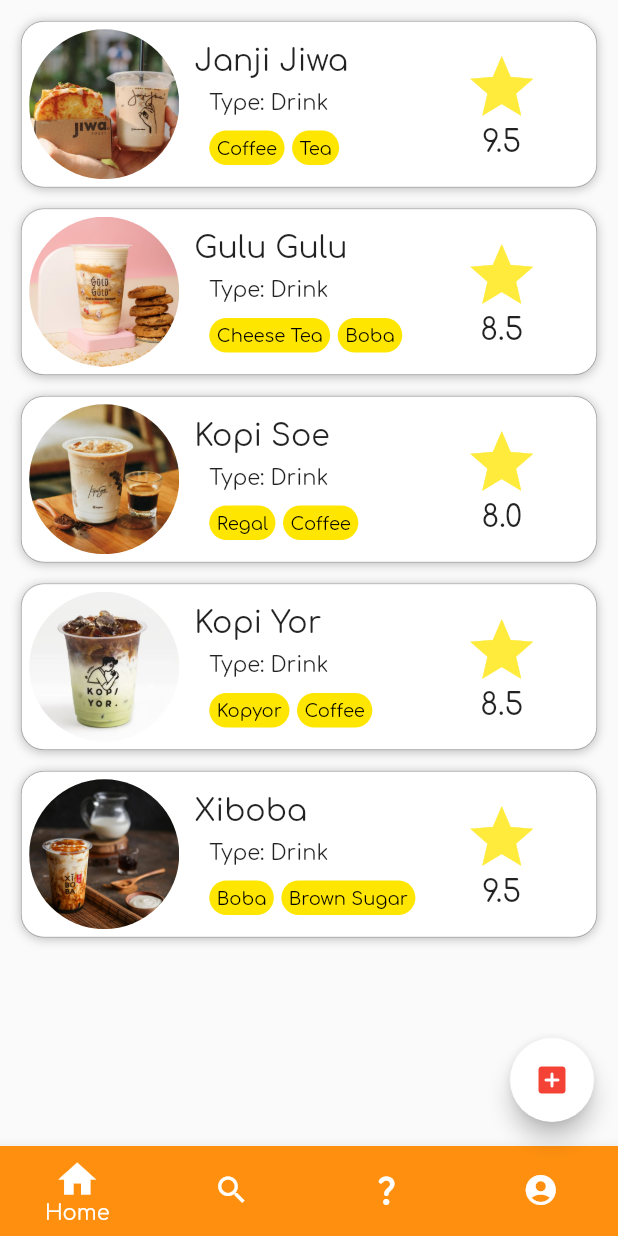
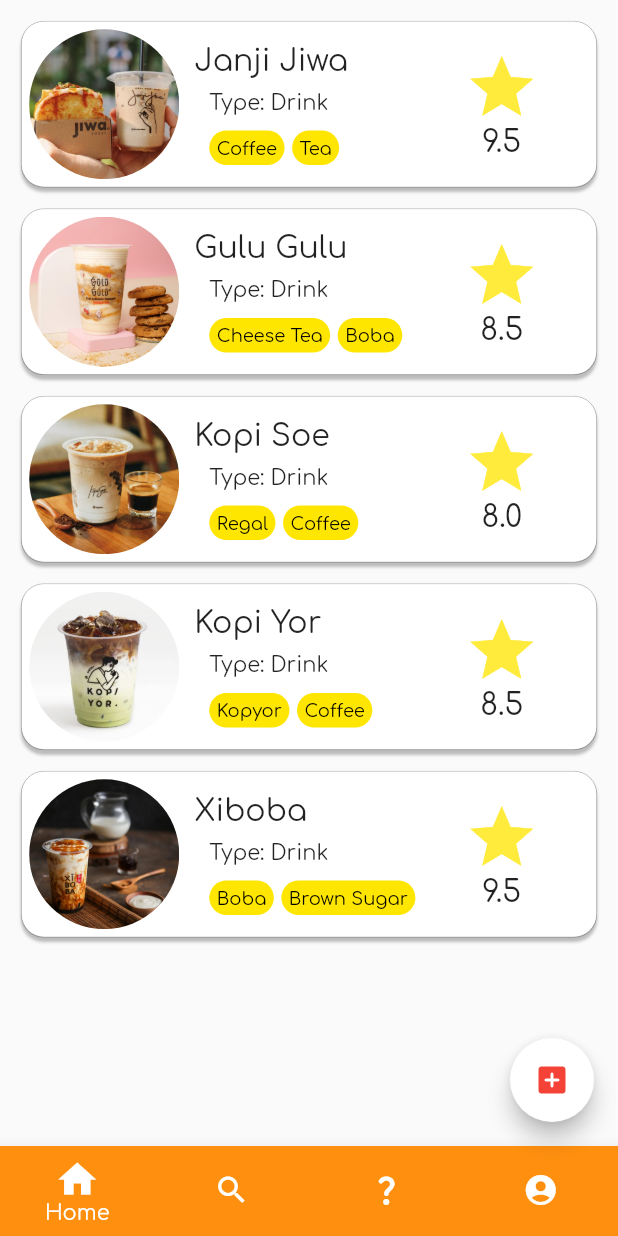
Before and after one commit to DhaniAM/Flutter_Locality_App, a Flutter app: the screen it shows after launch, on a phone screen of 412 x 824 dp. Run offline on Flutter 3.47's test engine with Material 2 defaults, Android fonts, the phone set to English and light mode, and no system bars; our stand-ins replace get.

Commit message:
merchant card style adjusted

```diff
--- a/lib/screen/home_screen.dart
+++ b/lib/screen/home_screen.dart
@@ -11,11 +11,8 @@
     return ListView.builder(
       itemBuilder: (context, index) {
         final Merchant merchant = merchantList[index];
-        return Padding(
-          padding: const EdgeInsets.only(top: 14, left: 14, right: 14),
-          child: MerchantCard(
-            merchant: merchant,
-          ),
+        return MerchantCard(
+          merchant: merchant,
         );
       },
       itemCount: merchantList.length,
--- a/lib/widget/merchant_card.dart
+++ b/lib/widget/merchant_card.dart
@@ -13,15 +13,17 @@
 
   @override
   Widget build(BuildContext context) {
-    return Container(
+    return Padding(
+      padding: const EdgeInsets.only(top: 14, left: 14, right: 14),
+      child: Container(
         decoration: BoxDecoration(
           border: Border.all(color: const Color.fromRGBO(0, 0, 0, 0.3), width: 0.5),
           borderRadius: BorderRadius.circular(15),
           boxShadow: const <BoxShadow>[
             BoxShadow(
               color: Color.fromRGBO(0, 0, 0, 0.25),
-            blurRadius: 5,
-            offset: Offset(0, 1),
+              blurRadius: 1,
+              offset: Offset(0, 3),
             ),
           ],
         ),
@@ -116,6 +118,7 @@
             ),
           ),
         ),
+      ),
     );
   }
 }
```
Also changed, not shown: lib/screen/search_screen.dart (+11 -1 lines). Lines whose indentation alone changed are shown as unchanged.
